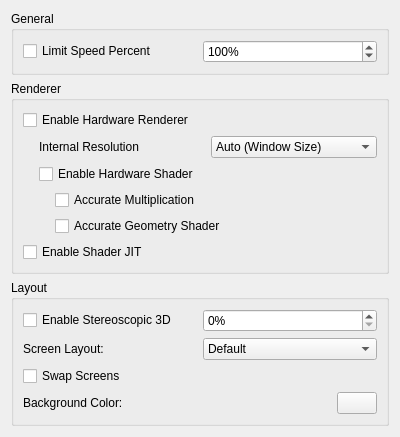
taken2009/citra, file src/citra_qt/configuration/configure_graphics.ui: the form before one commit.
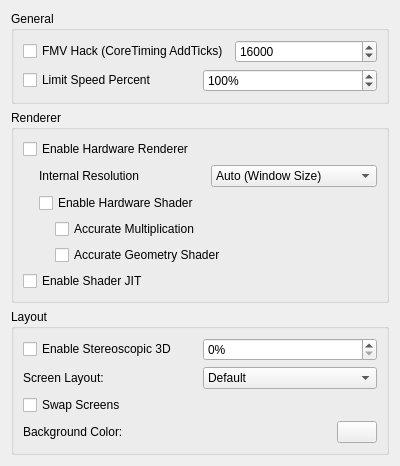
The form after the commit.

Commit message: Add FMV_hack option(Core timing overwrite)

Diff of the .ui file:
```diff
--- a/src/citra_qt/configuration/configure_graphics.ui
+++ b/src/citra_qt/configuration/configure_graphics.ui
@@ -20,6 +20,30 @@
       <string>General</string>
      </property>
      <layout class="QVBoxLayout" name="verticalLayout_2">
+       <item>
+        <layout class="QHBoxLayout" name="horizontalLayout_6">
+         <item>
+          <widget class="QCheckBox" name="FMV_hack">
+           <property name="text">
+            <string>FMV Hack (CoreTiming AddTicks)</string>
+           </property>
+          </widget>
+         </item>
+         <item>
+          <widget class="QSpinBox" name="AddTicks">
+           <property name="minimum">
+            <number>1</number>
+           </property>
+           <property name="maximum">
+            <number>999999</number>
+           </property>
+           <property name="value">
+            <number>16000</number>
+           </property>
+          </widget>
+         </item>
+        </layout>
+       </item>
       <item>
        <layout class="QHBoxLayout" name="horizontalLayout_2">
         <item>
```
The commit also changes 4 other files.
